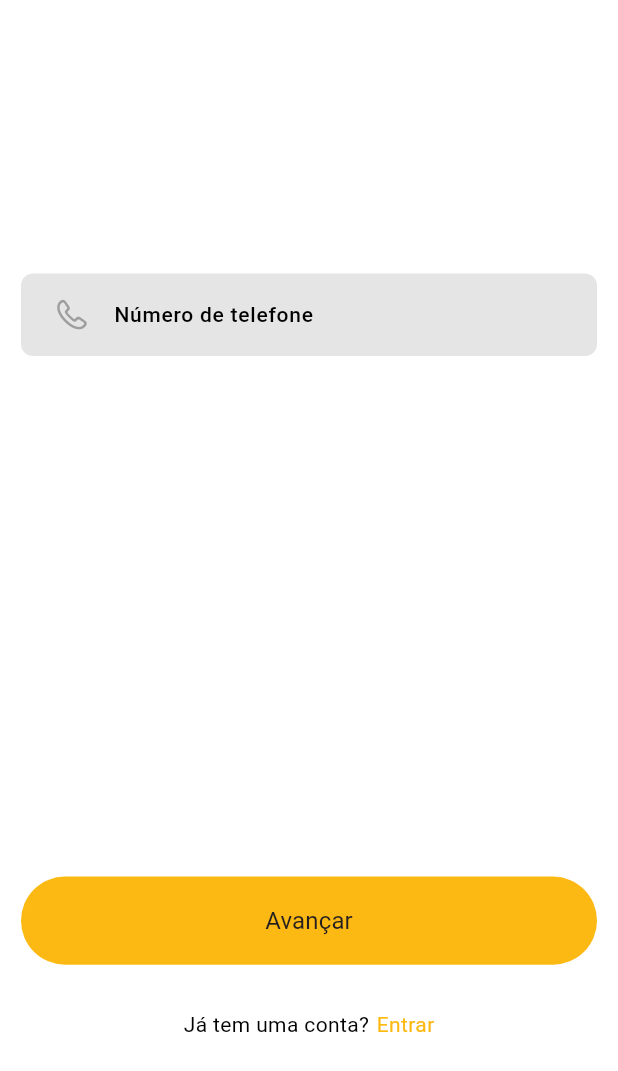
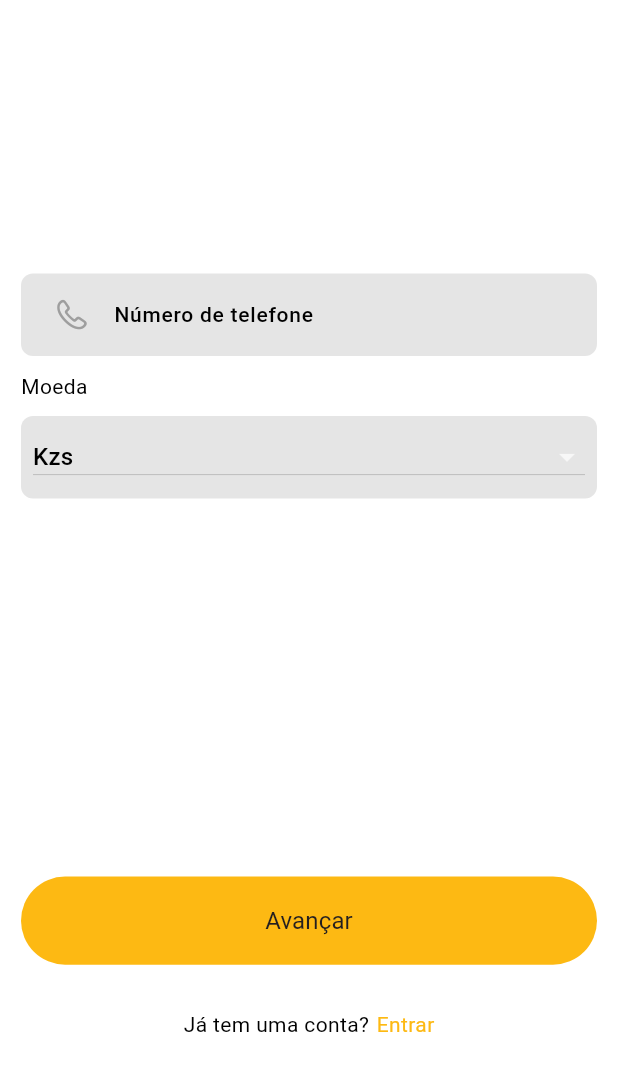
Before and after one commit to gquende/sumbalist, a Flutter app: the Signup screen opened directly, swiped to page 3, on a phone screen of 412 x 824 dp. Shown: the top 1071 px of the screen. Run offline on Flutter 3.47's test engine with Material 3 defaults, Android fonts, the phone set to English and light mode, and no system bars; our stand-ins replace contacts_service, email_validator, firebase_auth, firebase_core, firebase_database, flutter_svg and 7 more; missing offline and left inert: currency_formatter; accounts and stored records are empty; project files that could hold a hidden picture were left out.

```diff
--- a/lib/controllers/signup_controller.dart
+++ b/lib/controllers/signup_controller.dart
@@ -75,10 +75,8 @@ class SignupController extends GetxController {
       }
     } catch (error) {
       debugPrint(error.toString());
-
       isLoading.value = false;
     }
-
     isLoading.value = false;
     return null;
   }
--- a/lib/models/shopping_list.dart
+++ b/lib/models/shopping_list.dart
@@ -24,7 +24,7 @@ class ShoppingList extends BaseModel {
       String? updated_at})
       : super(uuid, id, created_at, updated_at);
 
-  factory ShoppingList.fromMap(Map<String, dynamic> map) {
+  factory ShoppingList.fromMap(Map map) {
     return ShoppingList(
         uuid: map["uuid"],
         userUUID: map["userUUID"],
@@ -32,7 +32,7 @@ class ShoppingList extends BaseModel {
         categoryUUID: map["categoryUUID"],
         statusUUID: map["statusUUID"],
         items: [],
-        total: map["total"] ?? 0);
+        total: double.parse("${map["total"] ?? 0}"));
   }
 
   Map<String, dynamic> toMap() {
--- a/lib/models/shopping_list_item.dart
+++ b/lib/models/shopping_list_item.dart
@@ -42,7 +42,7 @@ class ShoppinglistItem extends BaseModel {
     };
   }
 
-  factory ShoppinglistItem.fromMap(Map<String, dynamic> map) {
+  factory ShoppinglistItem.fromMap(Map map) {
     return ShoppinglistItem(
         uuid: map["uuid"],
         isDone: map["isDone"] == 1,
--- a/lib/pages/home.dart
+++ b/lib/pages/home.dart
@@ -1,4 +1,3 @@
-import 'package:currency_formatter/currency_formatter.dart';
 import 'package:flutter/cupertino.dart';
 import 'package:flutter/material.dart';
 import 'package:get/get.dart';
@@ -91,11 +90,6 @@ class _HomeState extends State<Home> {
   }
 
   void floatButtonAction() {
-    CurrencyFormatter.majorsList.forEach((element) {
-      print(element.symbol + "- ${element.code}");
-      print(element.symbol);
-    });
-
     switch (_currentIndex) {
       case 0:
         {
--- a/lib/pages/signup/components/user_phone.dart
+++ b/lib/pages/signup/components/user_phone.dart
@@ -1,6 +1,7 @@
 import 'package:flutter/cupertino.dart';
 import 'package:flutter/material.dart';
 import 'package:get/get.dart';
+import 'package:sumbalist/utils/currency.dart';
 
 import '../../../controllers/signup_controller.dart';
 
@@ -8,10 +9,13 @@ Widget UserPhone(BuildContext context) {
   var size = MediaQuery.of(context).size;
   var controller = Get.put(SignupController());
 
+  var currency = AppCurrencyFormat.currencies.keys.first.obs;
+
   return Container(
     width: size.width,
     height: size.height / 2,
     child: Column(
+      crossAxisAlignment: CrossAxisAlignment.start,
       children: [
         SizedBox(
           height: 20,
@@ -46,6 +50,38 @@ Widget UserPhone(BuildContext context) {
             ),
           ),
         ),
+        SizedBox(
+          height: 10,
+        ),
+        Text("Moeda"),
+        SizedBox(
+          height: 10,
+        ),
+        Obx(
+          () => Container(
+              width: MediaQuery.of(context).size.width,
+              height: 55,
+              decoration: BoxDecoration(
+                  color: Theme.of(context).colorScheme.secondaryContainer,
+                  borderRadius: BorderRadius.circular(8)),
+              child: Padding(
+                padding: const EdgeInsets.all(8.0),
+                child: DropdownButton<String>(
+                    underline: null,
+                    isExpanded: true,
+                    value: currency.value,
+                    onChanged: (value) {
+                      currency.value = value!;
+                      AppCurrencyFormat.setConfig(value);
+                    },
+                    items: AppCurrencyFormat.currencies.keys
+                        .map((e) => DropdownMenuItem(
+                              value: e,
+                              child: Text(e),
+                            ))
+                        .toList()),
+              )),
+        )
       ],
     ),
   );
```
Also changed, not shown: lib/controllers/login_controller.dart (+18 -1 lines), lib/controllers/shopping_list_controller.dart (+22 -0 lines), lib/services/firebase_service.dart (+45 -37 lines), tests/services/firebase_service_test.dart (added, +8 -0 lines), pubspec.lock, tests/firebase_service_test.dart (deleted).
